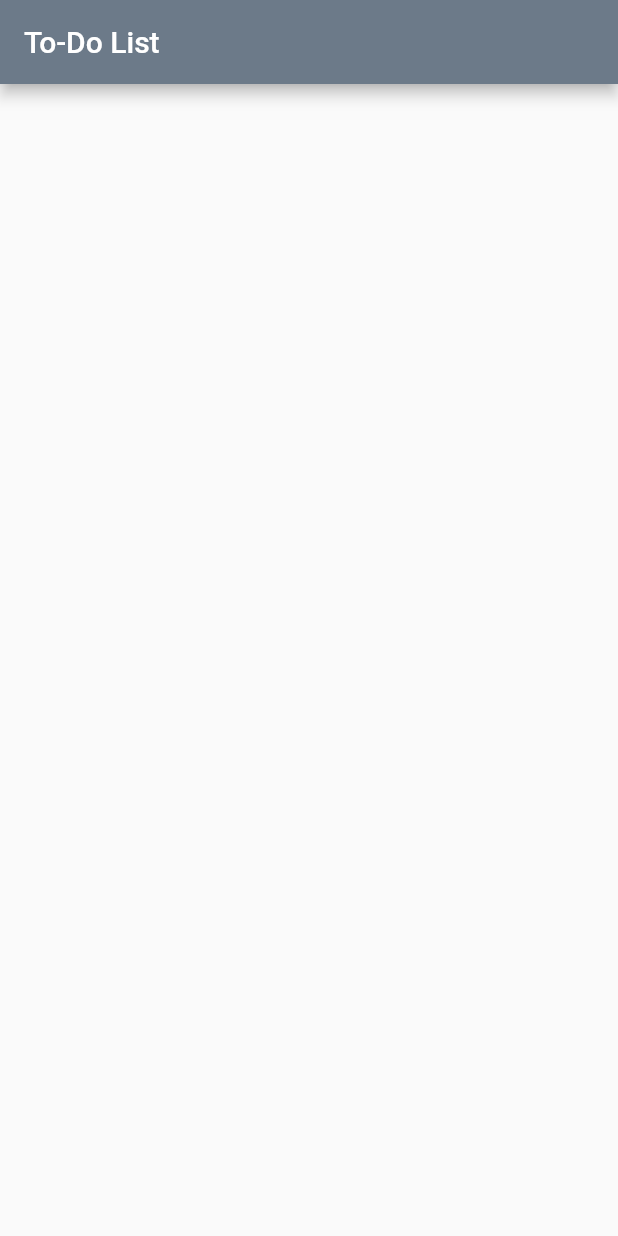
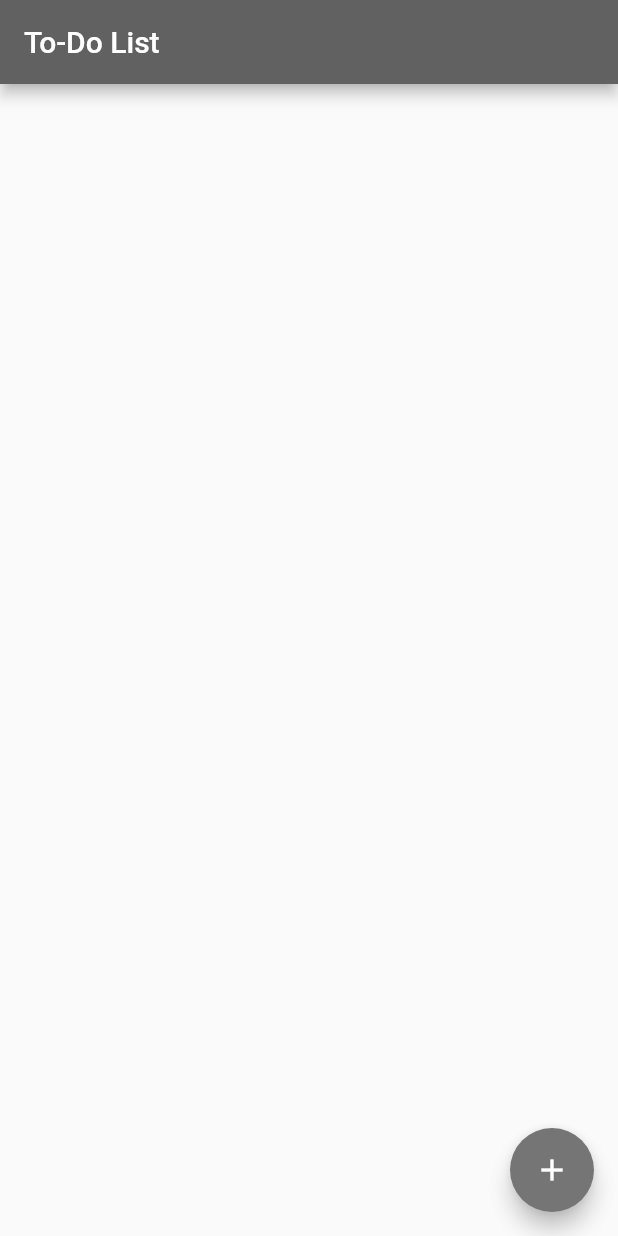
Before and after one commit to TjandraD/td-list, a Flutter app: the screen it shows after launch, on a phone screen of 412 x 824 dp. Run offline on Flutter 3.47's test engine with Material 2 defaults, Android fonts, the light colour scheme and no system bars.

Commit message:
Added fab in home page

```diff
--- a/lib/constants.dart
+++ b/lib/constants.dart
@@ -1,3 +1,4 @@
 import 'package:flutter/material.dart';
 
-Color appBarColor = Color(0xFF6c7a89);
+Color appBarColor = Colors.grey[700];
+Color buttonColor = Colors.grey[600];
--- a/lib/pages/home_page.dart
+++ b/lib/pages/home_page.dart
@@ -15,6 +15,11 @@ class _HomePageState extends State<HomePage> {
         backgroundColor: appBarColor,
       ),
       body: Container(),
+      floatingActionButton: FloatingActionButton(
+        backgroundColor: buttonColor,
+        child: Icon(Icons.add),
+        onPressed: () {},
+      ),
     );
   }
 }
```
